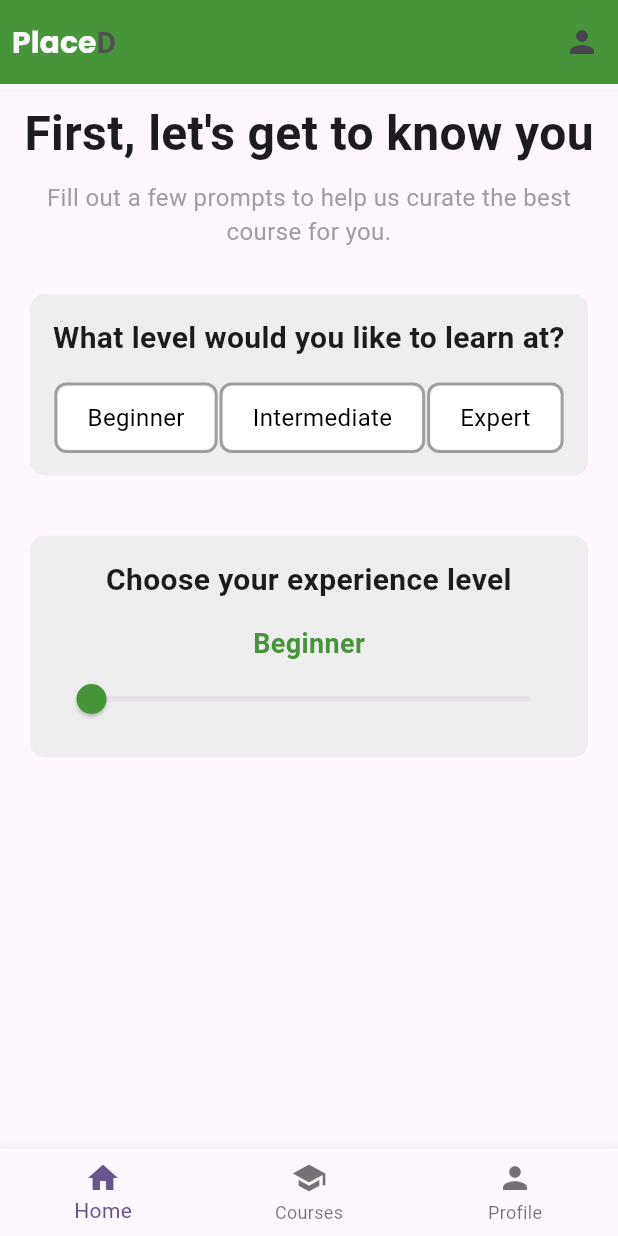
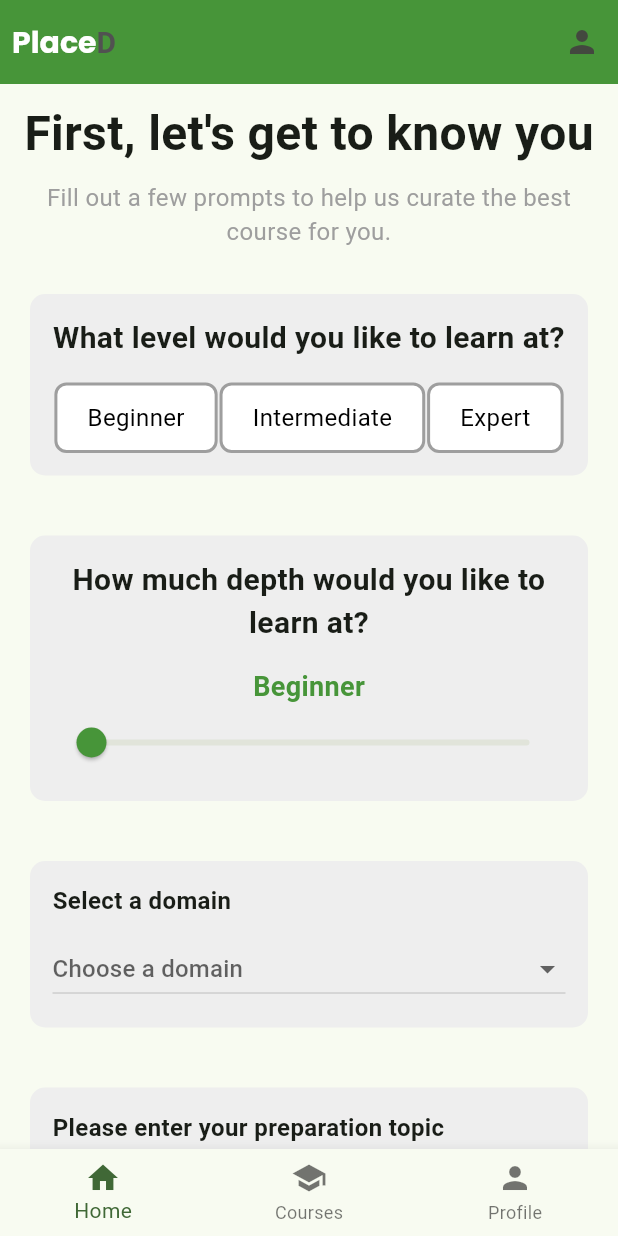
Before and after one commit to SyedHamadanAhmad/placeD-client, a Flutter app: the CreateCourse screen opened by its route, on a phone screen of 412 x 824 dp. Run offline on Flutter 3.47's test engine with Material 3 defaults, Android fonts, the phone set to English and light mode, and no system bars; our stand-ins replace carousel_slider, google_fonts.

Commit message:
Added SingleChildScroll to templates and domain, topic to create_course.dart

```diff
--- a/lib/main.dart
+++ b/lib/main.dart
@@ -15,7 +15,7 @@ class MyApp extends StatelessWidget {
       title: 'Flutter Demo',
       theme: ThemeData(
 
-        colorScheme: ColorScheme.fromSeed(seedColor: Colors.deepPurple),
+        colorScheme: ColorScheme.fromSeed(seedColor: Color.fromARGB(255,71,149,57)),
 
       ),
       initialRoute: '/',
--- a/lib/pages/create_course.dart
+++ b/lib/pages/create_course.dart
@@ -10,6 +10,8 @@ class _CreateCourseState extends State<CreateCourse> {
   String level = ''; // To store the selected level for buttons
   double sliderValue = 0; // To store the slider value
   String sliderLevel = 'Beginner'; // To store the slider-selected level
+  String topic="";
+  String? domain;
 
   @override
   Widget build(BuildContext context) {
@@ -42,7 +44,11 @@ class _CreateCourseState extends State<CreateCourse> {
             SizedBox(height: 20),
             greyBackgroundBoxWithButtons("What level would you like to learn at?"),
             SizedBox(height: 20),
-            greyBackgroundBoxWithSlider("Choose your experience level"),
+            greyBackgroundBoxWithSlider("How much depth would you like to learn at?"),
+            SizedBox(height: 20),
+            domainSelector(),
+            SizedBox(height: 20),
+            inputTopic()
           ],
         ),
       ),
@@ -166,4 +172,88 @@ class _CreateCourseState extends State<CreateCourse> {
       ),
     );
   }
+  Widget inputTopic(){
+  return Container(
+  margin: EdgeInsets.symmetric(vertical: 10, horizontal: 20), // Outer spacing
+  padding: EdgeInsets.all(15), // Inner spacing
+  decoration: BoxDecoration(
+    color: Colors.grey[200], // Light grey background
+    borderRadius: BorderRadius.circular(10), // Rounded corners
+  ),
+  child: Column(
+    crossAxisAlignment: CrossAxisAlignment.start,
+    children: [
+      Text(
+        "Please enter your preparation topic", // Title
+        style: TextStyle(
+          fontSize: 16,
+          fontWeight: FontWeight.bold,
+        ),
+      ),
+      SizedBox(height: 10), // Spacing between title and input
+      TextField(
+        onChanged: (value) {
+          setState(() {
+            topic=value;
+          });
+        },
+        decoration: InputDecoration(
+          border: OutlineInputBorder(),
+          hintText: "Enter topic here", // Placeholder
+        ),
+      ),
+    ],
+  ),
+);
+
 }
+
+Widget domainSelector(){
+  return Container(
+  margin: EdgeInsets.symmetric(vertical: 10, horizontal: 20), // Outer spacing
+  padding: EdgeInsets.all(15), // Inner spacing
+  decoration: BoxDecoration(
+    color: Colors.grey[200], // Light grey background
+    borderRadius: BorderRadius.circular(10), // Rounded corners
+  ),
+  child: Column(
+    crossAxisAlignment: CrossAxisAlignment.start,
+    children: [
+      Text(
+        "Select a domain", // Title
+        style: TextStyle(
+          fontSize: 16,
+          fontWeight: FontWeight.bold,
+        ),
+      ),
+      SizedBox(height: 10), // Spacing between title and dropdown
+      DropdownButton<String>(
+        value: domain, // The currently selected value
+        hint: Text("Choose a domain"), // Placeholder text
+        isExpanded: true, // Make dropdown expand to full width
+        onChanged: (String? newValue) {
+          setState(() {
+            domain = newValue!; // Update the domain variable
+          });
+        },
+        items: <String>[
+          'Option 1',
+          'Option 2',
+          'Option 3',
+          'Option 4',
+          'Option 5'
+        ] // Dropdown options
+            .map<DropdownMenuItem<String>>((String value) {
+          return DropdownMenuItem<String>(
+            value: value,
+            child: Text(value), // Display each option
+          );
+        }).toList(),
+      ),
+    ],
+  ),
+);
+
+
+}
+}
--- a/lib/templates_lib/content_template.dart
+++ b/lib/templates_lib/content_template.dart
@@ -19,7 +19,7 @@ class ContentTemplate extends StatelessWidget {
           onPressed: () => Navigator.pop(context),
         ),
       ),
-      body: child,
+      body: SingleChildScrollView(child:child),
     );
   }
 }
--- a/lib/templates_lib/main_template.dart
+++ b/lib/templates_lib/main_template.dart
@@ -17,7 +17,7 @@ class MainTemplate extends StatelessWidget {
   Widget build(BuildContext context) {
     return Scaffold(
       appBar: mainAppBar(title),
-      body: child,
+      body: SingleChildScrollView(child:child),
       bottomNavigationBar: BottomNavigationBar(
         currentIndex: currentIndex,
         items: [
```
